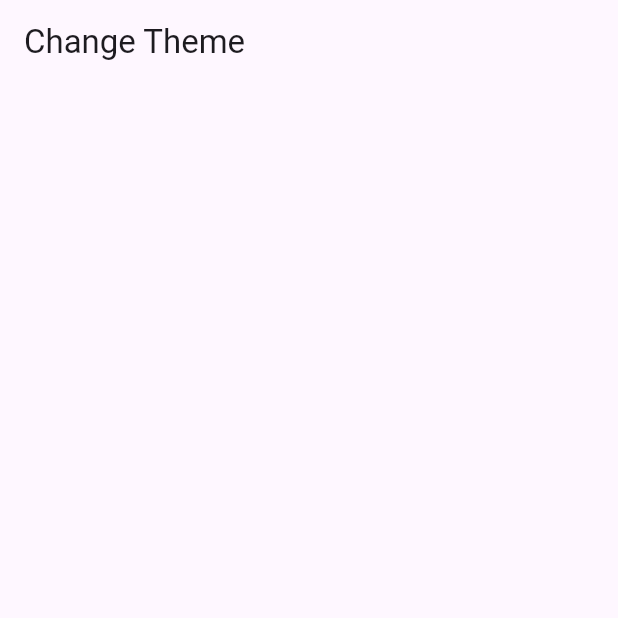
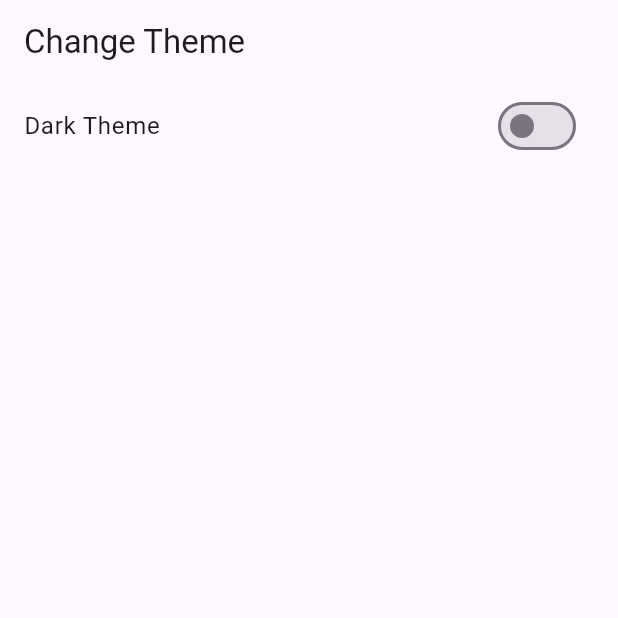
Before and after one commit to ShnAhmad/Provider_Hub, a Flutter app: the screen it shows after launch, on a phone screen of 412 x 824 dp, the top half of it. Run offline on Flutter 3.47's test engine with Material 3 defaults, Android fonts, the phone set to English and light mode, and no system bars.

Commit message:
added dark theme screen

```diff
--- a/lib/providers/theme_changer_provider.dart
+++ b/lib/providers/theme_changer_provider.dart
@@ -1,13 +1,23 @@
+import 'package:flutter/material.dart';
 import 'package:flutter/foundation.dart';
-import 'package:flutter/material.dart';
 
 class ThemeChangerProvider with ChangeNotifier {
   var _mode = ThemeMode.light;
+  bool _isDarkMode = false;
+
+  bool get isDarkMode => _isDarkMode;
 
   ThemeMode get mode => _mode;
 
-  void setTheme(ThemeMode value) {
-    _mode = value;
+  void setTheme(bool value) {
+    if (value) {
+      _isDarkMode = value;
+      _mode = ThemeMode.dark;
+    } else {
+      _isDarkMode = value;
+      _mode = ThemeMode.light;
+    }
+
     notifyListeners();
   }
 }
--- a/lib/screens/theme_changer_screen.dart
+++ b/lib/screens/theme_changer_screen.dart
@@ -12,11 +12,22 @@ class ThemeChangerScreen extends StatefulWidget {
 class _ThemeChangerScreenState extends State<ThemeChangerScreen> {
   @override
   Widget build(BuildContext context) {
-    bool mode = false;
     return Scaffold(
       appBar: AppBar(
         title: const Text("Change Theme"),
       ),
+      body: Column(
+        children: [
+          Consumer<ThemeChangerProvider>(builder: (context, ob, child) {
+            return SwitchListTile(
+                title: const Text('Dark Theme'),
+                value: ob.isDarkMode,
+                onChanged: (value) {
+                  ob.setTheme(value);
+                });
+          }),
+        ],
+      ),
     );
   }
 }
```
